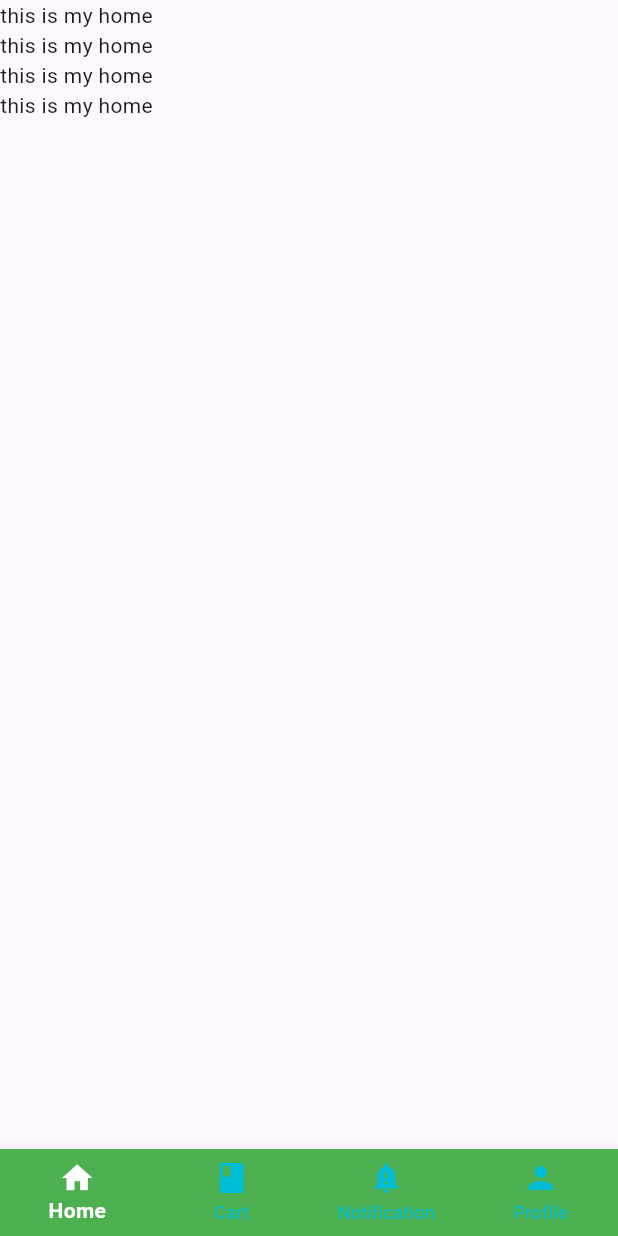
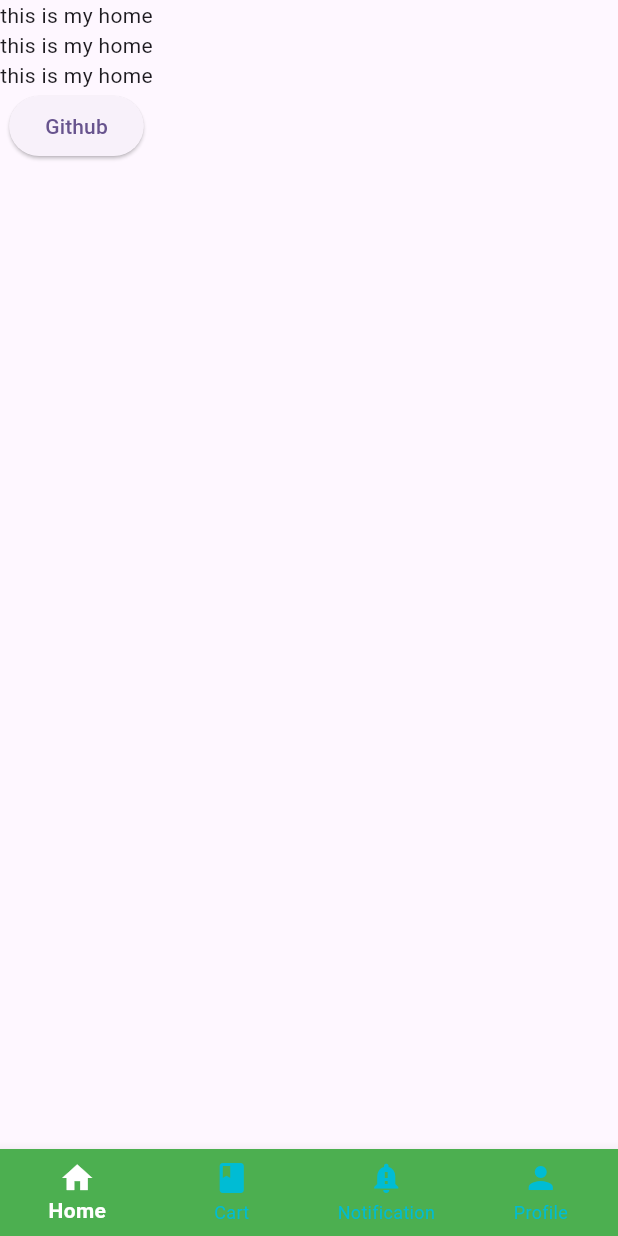
Before and after one commit to Hannan-Hussain/myapp, a Flutter app: the screen it shows after launch, on a phone screen of 412 x 824 dp. Run offline on Flutter 3.47's test engine with Material 3 defaults, Android fonts, the phone set to English and light mode, and no system bars.

Commit message:
add elevated button in home

```diff
--- a/lib/Homescreen.dart
+++ b/lib/Homescreen.dart
@@ -10,7 +10,7 @@ class HomeScreen extends StatelessWidget {
         Text("this is my home"),
         Text("this is my home"),
         Text("this is my home"),
-        Text("this is my home"),
+        ElevatedButton(onPressed: (){}, child: Text("Github")),
       ],
     );
   }
```
